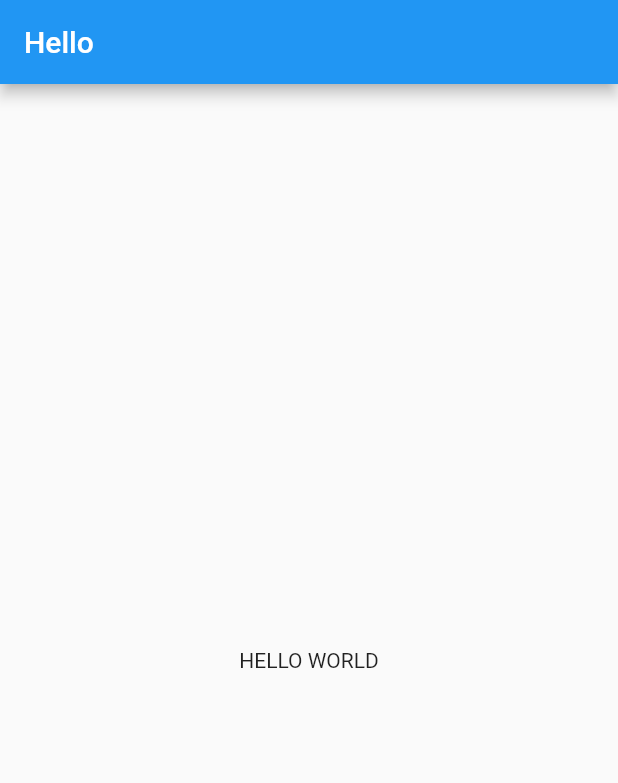
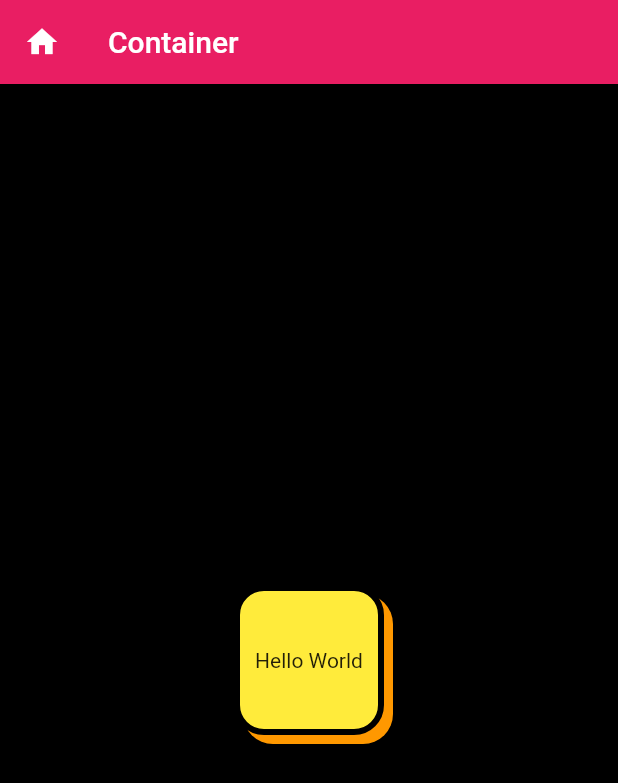
Before and after one commit to JaiadityanS/Flutter_hello_world, a Flutter app: the screen it shows after launch, on a phone screen of 412 x 824 dp. Shown: the top 783 px of the screen. Run offline on Flutter 3.47's test engine with Material 2 defaults, Android fonts, the phone set to English and light mode, and no system bars.

Commit message:
Container

```diff
--- a/lib/main.dart
+++ b/lib/main.dart
@@ -9,12 +9,32 @@ class AgriC extends StatelessWidget{
     return MaterialApp(
       title: "App 1",
       home: Scaffold(
+        backgroundColor: Colors.black,
         appBar: AppBar(
-          title: const Text("Hello"),
+          backgroundColor: Colors.pink,
+          title: const Text("Container"),
+          leading: const Icon(Icons.home),
         ),
-        body: const Center(
-          child: Text("HELLO WORLD"),
-        ),
+        body: Center(
+          child: Container(
+            height: 100,
+            width: 100,
+            margin: const EdgeInsets.all(20),
+            // padding: EdgeInsets.all(20),
+            alignment: Alignment.center,
+            decoration: BoxDecoration(
+            border: Border.all(width: 4,color: Colors.black),
+            color: Colors.yellow,
+            borderRadius: BorderRadius.circular(20),
+            boxShadow: const [
+              BoxShadow(
+                color: Colors.orange,offset: Offset(6.0,6.0),
+              )
+            ]
+            ),
+            child: const Text("Hello World"),
+          ),
+        )
       ),
     );
   }
```
